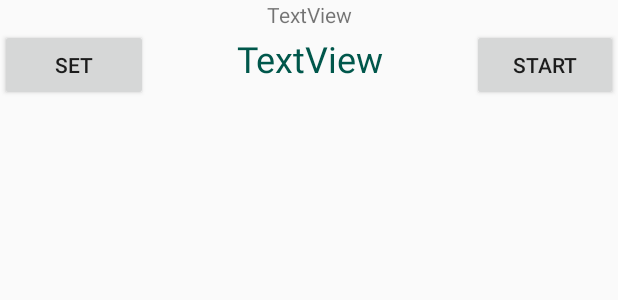
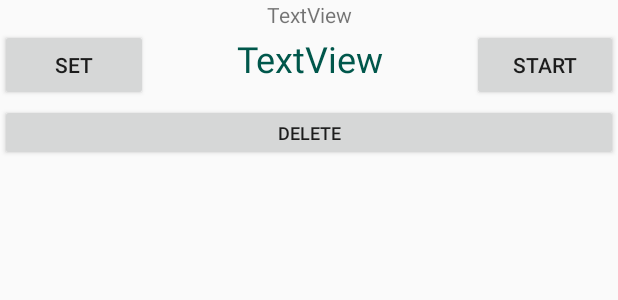
Before and after one commit to CS246-Group06/MultipleTimerApp, an Android app: the layout timer_adapter_view_layout.xml on its own in the app's theme, with its tools: preview values and no code run, on a phone screen of 412 x 824 dp. Shown: the top 300 px of the screen. Run offline under Robolectric (Android 15) with nearby library versions, the phone set to English and light mode, and no system bars.

Commit message:
Added color and delete function

```diff
--- a/app/build.gradle
+++ b/app/build.gradle
@@ -28,4 +28,5 @@ dependencies {
     testImplementation 'junit:junit:4.12'
     androidTestImplementation 'androidx.test.ext:junit:1.1.0'
     androidTestImplementation 'androidx.test.espresso:espresso-core:3.1.1'
+    implementation "com.github.skydoves:colorpickerview:2.1.5"
 }
--- a/app/src/main/java/com/example/simplecountdowntimer/MainActivityInterface.java
+++ b/app/src/main/java/com/example/simplecountdowntimer/MainActivityInterface.java
@@ -7,4 +7,5 @@ public interface MainActivityInterface {
     void setResetButtonPress(TimerHolder holder);
     void playSound(String soundName);
     void stopSound(String soundName);
+    void deleteButtonPress(TimerHolder holder);
 }
--- a/app/src/main/java/com/example/simplecountdowntimer/TimerSerializable.java
+++ b/app/src/main/java/com/example/simplecountdowntimer/TimerSerializable.java
@@ -11,6 +11,8 @@ public class TimerSerializable {
     public String timerName;
     public String timerSound;
 
+    public int timerColor;
+
     /**
      * Initializes a serializable timer data object with each appropriate parameter
      * @param timeLeftInMilliseconds Time left in milliseconds
@@ -19,13 +21,14 @@ public class TimerSerializable {
      * @param timerRunning Whether the timer is running or not. Will catch up when loaded if "running".
      * @param timerName The name of the timer.
      */
-    public TimerSerializable(long timeLeftInMilliseconds, long lastTimeStampInMilliseconds, long resetTime, boolean timerRunning, String timerName, String timerSound) {
+    public TimerSerializable(long timeLeftInMilliseconds, long lastTimeStampInMilliseconds, long resetTime, boolean timerRunning, String timerName, String timerSound, int timerColor) {
         this.timeLeftInMilliseconds = timeLeftInMilliseconds;
         this.lastTimeStampInMilliseconds = lastTimeStampInMilliseconds;
         this.resetTime = resetTime;
         this.timerRunning = timerRunning;
         this.timerName = timerName;
         this.timerSound = timerSound;
+        this.timerColor = timerColor;
     }
 
     /**
@@ -39,5 +42,6 @@ public class TimerSerializable {
         timerRunning = timer.getTimerRunning();
         timerName = timer.getTimerName();
         timerSound = timer.getTimerSound();
+        timerColor = timer.getColor();
     }
 }
--- a/app/src/main/res/layout/timer_adapter_view_layout.xml
+++ b/app/src/main/res/layout/timer_adapter_view_layout.xml
@@ -29,11 +29,11 @@
             android:id="@+id/time_left_display"
             android:layout_width="match_parent"
             android:layout_height="wrap_content"
+            android:layout_weight="50.0"
             android:text="TextView"
-            android:textSize="24dp"
+            android:textAlignment="center"
             android:textColor="@color/colorPrimaryDark"
-            android:textAlignment="center"
-            android:layout_weight="50.0" />
+            android:textSize="24dp" />
 
         <Button
             android:id="@+id/start_stop_button"
@@ -44,9 +44,10 @@
 
     </LinearLayout>
 
-    <TextView
-        android:id="@+id/textView5"
+    <Button
+        android:id="@+id/delete_button"
         android:layout_width="match_parent"
-        android:layout_height="wrap_content"
-        android:text="" />
+        android:layout_height="38dp"
+        android:text="Delete"
+        android:textSize="12sp" />
 </LinearLayout>
--- a/build.gradle
+++ b/build.gradle
@@ -18,7 +18,6 @@ allprojects {
     repositories {
         google()
         jcenter()
-
     }
 }
 
```
Also changed, not shown: app/src/main/java/com/example/simplecountdowntimer/MainActivity.java (+10 -3 lines), app/src/main/java/com/example/simplecountdowntimer/SetTimer.java (+18 -1 lines), app/src/main/java/com/example/simplecountdowntimer/Timer.java (+11 -1 lines), app/src/main/java/com/example/simplecountdowntimer/TimerHolder.java (+1 -23 lines), app/src/main/java/com/example/simplecountdowntimer/TimerListAdapter.java (+11 -0 lines), app/src/main/res/layout/activity_set_timer.xml (+16 -0 lines).
